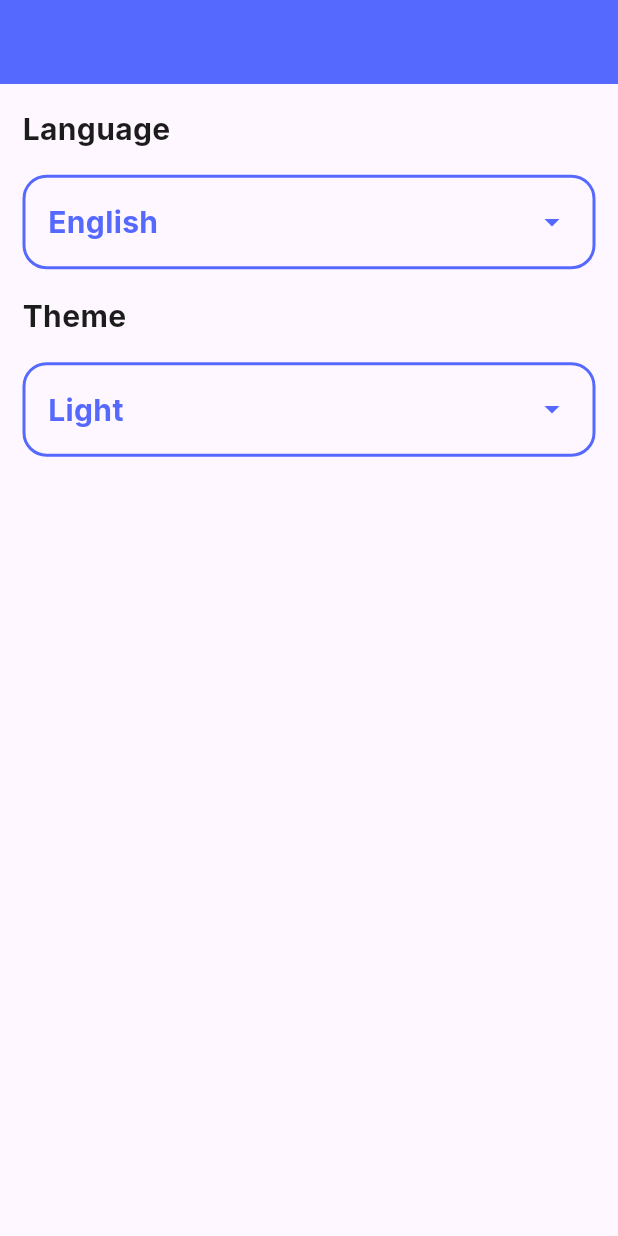
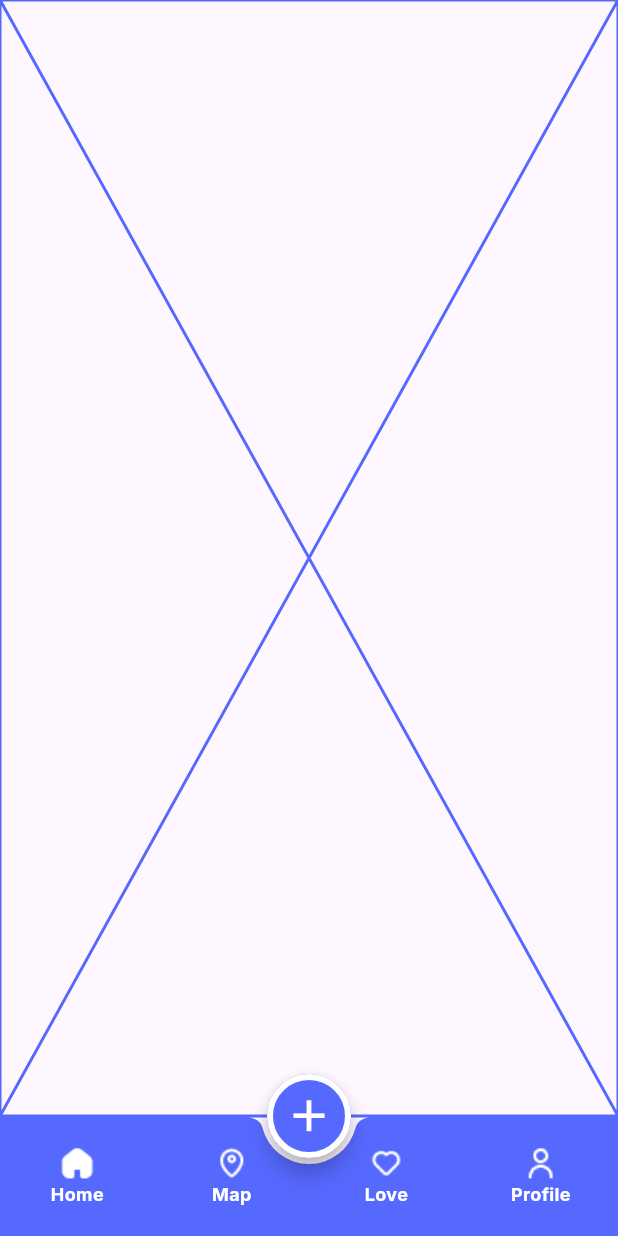
Before and after one commit to LojainHamza/eventPlanningApplication, a Flutter app: the screen it shows after launch, on a phone screen of 412 x 824 dp. Run offline on Flutter 3.47's test engine with Material 3 defaults, Android fonts, the phone set to English and light mode, and no system bars; our stand-ins replace google_fonts; generated files the repository leaves out were written again.

Commit message:
finished bottom nav bar. finished profile tab.

```diff
--- a/lib/main.dart
+++ b/lib/main.dart
@@ -1,5 +1,6 @@
 import 'package:event_planning_app/providers/app_language_provider.dart';
 import 'package:event_planning_app/providers/app_theme_provider.dart';
+import 'package:event_planning_app/ui/create_event/create_event_screen.dart';
 import 'package:event_planning_app/ui/home_screen/home_screen.dart';
 import 'package:event_planning_app/utils/myAppThemes.dart';
 import 'package:flutter_gen/gen_l10n/app_localizations.dart';
@@ -31,6 +32,7 @@ class MyApp extends StatelessWidget {
       initialRoute: HomeScreen.routeName,
       routes: {
         HomeScreen.routeName: (context) => HomeScreen(),
+        CreateEventScreen.routeName: (context) => CreateEventScreen()
       },
     );
   }
--- a/lib/ui/home_screen/home_screen.dart
+++ b/lib/ui/home_screen/home_screen.dart
@@ -1,12 +1,12 @@
-import 'package:event_planning_app/providers/app_language_provider.dart';
-import 'package:event_planning_app/providers/app_theme_provider.dart';
-import 'package:event_planning_app/ui/home_screen/language_bottom_sheet.dart';
-import 'package:event_planning_app/ui/home_screen/theme_bottom_sheet.dart';
+import 'package:event_planning_app/ui/create_event/create_event_screen.dart';
+import 'package:event_planning_app/ui/home_screen/tabs/home/home_tab.dart';
+import 'package:event_planning_app/ui/home_screen/tabs/love/love_tab.dart';
+import 'package:event_planning_app/ui/home_screen/tabs/map/map_tab.dart';
+import 'package:event_planning_app/ui/home_screen/tabs/profile/profile_tab.dart';
 import 'package:event_planning_app/utils/MyAppColors.dart';
-import 'package:event_planning_app/utils/MyAppStyles.dart';
+import 'package:event_planning_app/utils/myAssetsManager.dart';
 import 'package:flutter/material.dart';
 import 'package:flutter_gen/gen_l10n/app_localizations.dart';
-import 'package:provider/provider.dart';
 
 class HomeScreen extends StatefulWidget {
   static const String routeName = 'homeScreen';
@@ -15,92 +15,58 @@ class HomeScreen extends StatefulWidget {
 }
 
 class _HomeScreenState extends State<HomeScreen> {
+  int selectedIndex = 0;
+  List <Widget> tabs = [HomeTab(),MapTab(),LoveTab(),ProfileTap()];
   @override
   Widget build(BuildContext context) {
     var height = MediaQuery.of(context).size.height;
-    var languageProvider = Provider.of<AppLanguageProvider>(context);
-    var themeProvider = Provider.of<AppThemeProvider>(context);
     return Scaffold(
-      appBar: AppBar(),
-      body: Padding(
-        padding: const EdgeInsets.all(15),
-        child: Column(
-          crossAxisAlignment: CrossAxisAlignment.start,
-          children: [
-            Text(AppLocalizations.of(context)!.language,
-                style: MyAppStyles.bold20Black),
-            SizedBox(height: height * 0.02),
-            InkWell(
-              onTap: () {
-                showLanguageBottomSheet();
-              },
-              child: Container(
-                decoration: BoxDecoration(
-                    borderRadius: BorderRadius.circular(16),
-                    border:
-                        Border.all(color: MyAppColors.primaryLight, width: 2)),
-                child: Padding(
-                  padding: const EdgeInsets.all(15),
-                  child: Row(
-                    mainAxisAlignment: MainAxisAlignment.spaceBetween,
-                    children: [
-                      Text(
-                          languageProvider.appLanguage == 'en'
-                              ? AppLocalizations.of(context)!.english
-                              : AppLocalizations.of(context)!.arabic,
-                          style: MyAppStyles.bold20Primary),
-                      SizedBox(height: height * 0.02),
-                      const Icon(Icons.arrow_drop_down,
-                          color: MyAppColors.primaryLight)
-                    ],
-                  ),
-                ),
-              ),
-            ),
-            SizedBox(height: height * 0.02),
-            Text(AppLocalizations.of(context)!.theme,
-                style: MyAppStyles.bold20Black),
-            SizedBox(height: height * 0.02),
-            InkWell(
-              onTap: () {
-                showThemeBottomSheet();
-              },
-              child: Container(
-                decoration: BoxDecoration(
-                    borderRadius: BorderRadius.circular(16),
-                    border:
-                    Border.all(color: MyAppColors.primaryLight, width: 2)),
-                child: Padding(
-                  padding: const EdgeInsets.all(15),
-                  child: Row(
-                    mainAxisAlignment: MainAxisAlignment.spaceBetween,
-                    children: [
-                      Text(
-                        themeProvider.isDarkMode()?
-                          AppLocalizations.of(context)!.dark:
-                        AppLocalizations.of(context)!.light,
-                          style: MyAppStyles.bold20Primary),
-                      SizedBox(height: height * 0.02),
-                      const Icon(Icons.arrow_drop_down,
-                          color: MyAppColors.primaryLight)
-                    ],
-                  ),
-                ),
-              ),
-            ),
-          ],
+      bottomNavigationBar: Theme(
+        data: Theme.of(context).copyWith(
+          canvasColor: MyAppColors.transparentColor
+        ),
+        child: BottomAppBar(
+          padding: EdgeInsets.zero,
+          color: Theme.of(context).primaryColor,
+          shape: const CircularNotchedRectangle(),
+          notchMargin: 4,
+          child: BottomNavigationBar(
+            currentIndex: selectedIndex,
+            onTap: (index){
+              selectedIndex = index;
+              setState(() {
+
+              });
+            },
+              items: [
+                buildBottomNavBarItem(index:0,iconSelectedName: MyAssetsManager.homeSelected, iconUnSelectedName: MyAssetsManager.homeUnSelected, label: AppLocalizations.of(context)!.home),
+                buildBottomNavBarItem(index:1,iconSelectedName:MyAssetsManager.mapSelected, iconUnSelectedName: MyAssetsManager.mapUnSelected, label: AppLocalizations.of(context)!.map),
+                buildBottomNavBarItem(index:2,iconSelectedName:MyAssetsManager.loveSelected, iconUnSelectedName: MyAssetsManager.loveUnSelected, label: AppLocalizations.of(context)!.love),
+                buildBottomNavBarItem(index:3,iconSelectedName:MyAssetsManager.profileSelected,iconUnSelectedName: MyAssetsManager.profileUnSelected, label: AppLocalizations.of(context)!.profile),
+              ],
+            type: BottomNavigationBarType.fixed,
+            selectedItemColor: MyAppColors.whiteColor,
+            unselectedItemColor: MyAppColors.whiteColor,
+          ),
         ),
       ),
+      floatingActionButton: FloatingActionButton(
+          onPressed: (){
+            // add event
+            // navigate to add event screen
+            Navigator.of(context).pushNamed(CreateEventScreen.routeName);
+          },
+          child: const Icon(Icons.add,color: MyAppColors.whiteColor,size: 35,),
+      ),
+      floatingActionButtonLocation: FloatingActionButtonLocation.centerDocked,
+      body: tabs[selectedIndex],
     );
   }
-
-  void showLanguageBottomSheet() {
-    showModalBottomSheet(
-        context: context, builder: (context) => LanguageBottomSheet());
-  }
-
-  void showThemeBottomSheet() {
-    showModalBottomSheet(
-        context: context, builder: (context) => ThemeBottomSheet());
+  BottomNavigationBarItem buildBottomNavBarItem({required int index ,
+    required String iconUnSelectedName , required String iconSelectedName , required String label}){
+    return BottomNavigationBarItem(
+        icon: ImageIcon(AssetImage(selectedIndex == index? iconSelectedName : iconUnSelectedName)),
+        label: label
+    );
   }
 }
--- /dev/null
+++ b/lib/ui/home_screen/tabs/home/home_tab.dart
@@ -0,0 +1,13 @@
+import 'package:event_planning_app/utils/myAppColors.dart';
+import 'package:flutter/material.dart';
+
+class HomeTab extends StatelessWidget {
+  const HomeTab({super.key});
+
+  @override
+  Widget build(BuildContext context) {
+    return Placeholder(
+      color: MyAppColors.primaryLight,
+    );
+  }
+}
--- a/lib/utils/myAppThemes.dart
+++ b/lib/utils/myAppThemes.dart
@@ -1,15 +1,49 @@
 import 'package:event_planning_app/utils/MyAppColors.dart';
+import 'package:event_planning_app/utils/MyAppStyles.dart';
 import 'package:flutter/material.dart';
 
 class MyAppThemes{
   static final ThemeData lightTheme = ThemeData(
-    appBarTheme: const AppBarTheme(
-      color: MyAppColors.primaryLight
-    )
+    primaryColor: MyAppColors.primaryLight,
+    bottomNavigationBarTheme: BottomNavigationBarThemeData(
+      showUnselectedLabels: true,
+      unselectedLabelStyle: MyAppStyles.bold12White,
+      selectedLabelStyle: MyAppStyles.bold12White,
+      elevation: 0,
+      //type: BottomNavigationBarType.fixed,
+    ),
+    floatingActionButtonTheme: const FloatingActionButtonThemeData(
+      backgroundColor: MyAppColors.primaryLight,
+      shape: StadiumBorder(
+          side: BorderSide(
+          color: MyAppColors.whiteColor,
+          width: 4
+        )
+      ),
+      // RoundedRectangleBorder(
+      //   borderRadius: BorderRadius.circular(50),
+      //   side: const BorderSide(color: MyAppColors.whiteColor,width: 4)
+      // )
+    ),
   );
+
   static final ThemeData darkTheme = ThemeData(
-      appBarTheme: const AppBarTheme(
-          color: MyAppColors.primaryDark
+    primaryColor: MyAppColors.primaryDark,
+    bottomNavigationBarTheme: BottomNavigationBarThemeData(
+      showUnselectedLabels: true,
+        unselectedLabelStyle: MyAppStyles.bold12White,
+        selectedLabelStyle: MyAppStyles.bold12White,
+        elevation: 0,
+      //type: BottomNavigationBarType.fixed,
+    ),
+    floatingActionButtonTheme: const FloatingActionButtonThemeData(
+        backgroundColor: MyAppColors.primaryDark,
+        shape: StadiumBorder(
+          side: BorderSide(
+          color: MyAppColors.whiteColor,
+          width: 4
+        )
       )
+    ),
   );
 }
--- a/lib/utils/myAssetsManager.dart
+++ b/lib/utils/myAssetsManager.dart
@@ -1,4 +1,4 @@
-class MyAppAssets{
+class MyAssetsManager{
   static const String bikeIcon = 'assets/images/bikeIcon.png';
   static const String bookIcon = 'assets/images/bookIcon.png';
   static const String cakeIcon = 'assets/images/cakeIcon.png';
@@ -54,4 +54,5 @@ class MyAppAssets{
   static const String sportLight = 'assets/images/sportLight.png';
   static const String workshopDark = 'assets/images/workshopDark.png';
   static const String workshopLight = 'assets/images/workshopLight.png';
+  static const String logoutButton = 'assets/images/logoutBotton.png';
 }
```
Also changed, not shown: lib/ui/create_event/create_event_screen.dart (added, +15 -0 lines), lib/ui/home_screen/tabs/love/love_tab.dart (added, +13 -0 lines), lib/ui/home_screen/tabs/map/map_tab.dart (added, +13 -0 lines), lib/ui/home_screen/tabs/profile/profile_tab.dart (added, +135 -0 lines), assets/images/2.0x/logoutBotton@2x.png (added), assets/images/3.0x/logoutBotton@3x.png (added), assets/images/logoutBotton.png (added).
